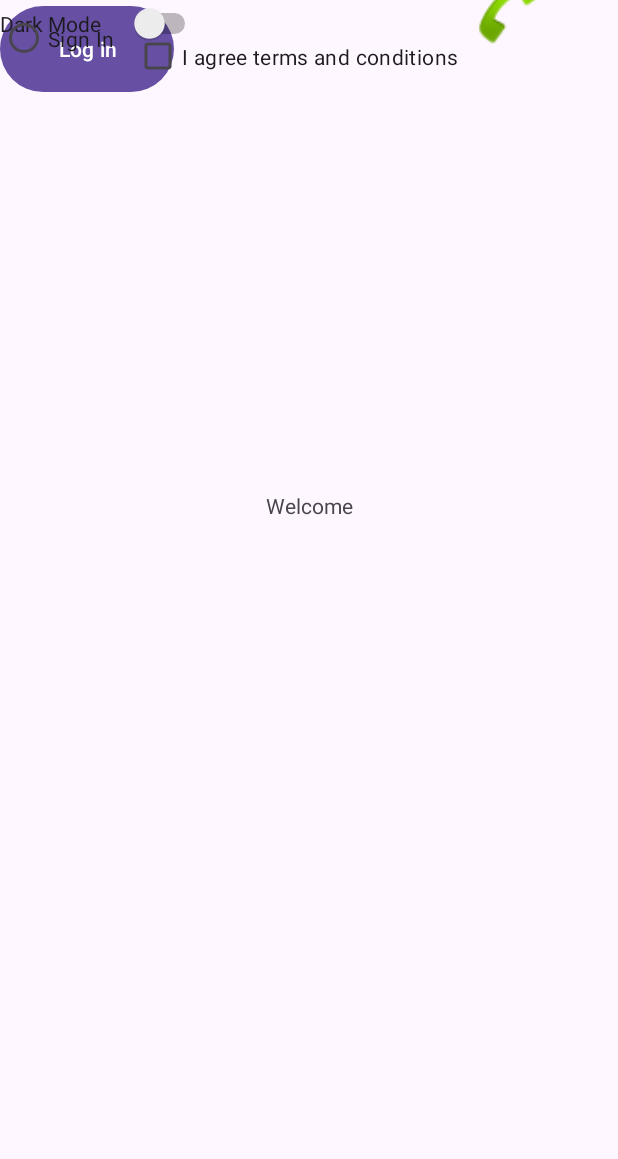
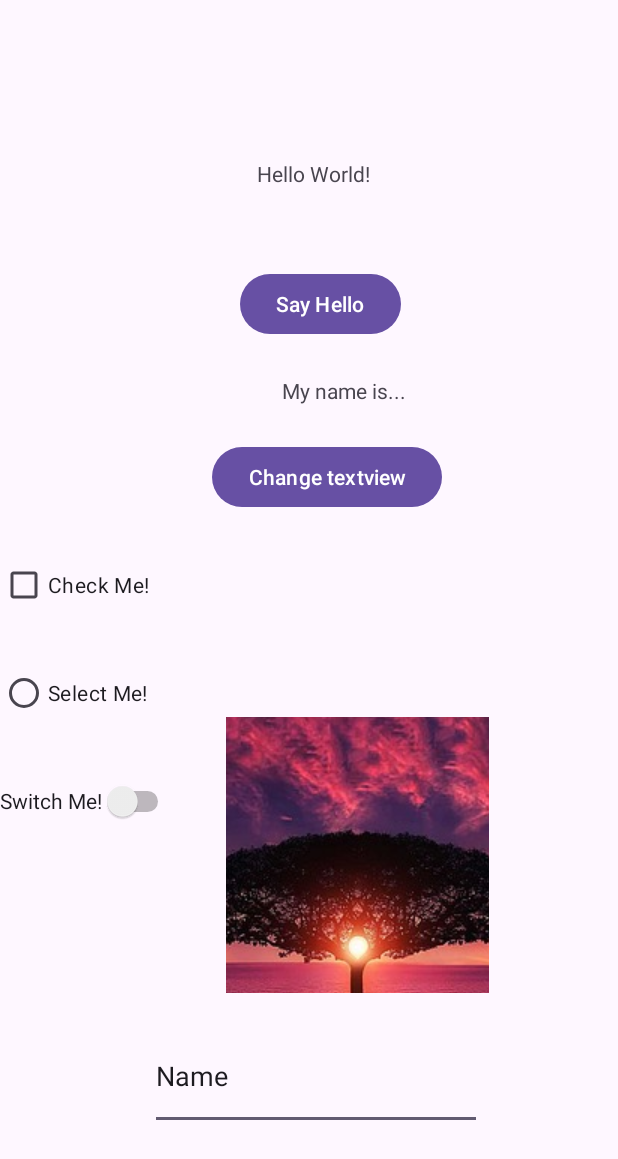
Before and after one commit to nishant4461/Android-Lab-2, an Android app: the screen it shows after launch (MainActivity), on a phone screen of 412 x 824 dp. Shown: the top 1159 px of the screen. Run offline under Robolectric (Android 15) with nearby library versions, the phone set to English and light mode, and no system bars.

Commit message:
final completed task

```diff
--- a/app/src/main/java/com/example/nishantsandroidlab2/MainActivity.java
+++ b/app/src/main/java/com/example/nishantsandroidlab2/MainActivity.java
@@ -1,24 +1,77 @@
 package com.example.nishantsandroidlab2;
 
 import android.os.Bundle;
+import android.view.View;
+import android.widget.Button;
+import android.widget.CheckBox;
+import android.widget.ImageButton;
+import android.widget.RadioButton;
+import android.widget.Switch;
+import android.widget.TextView;
+import android.widget.Toast;
 
-import androidx.activity.EdgeToEdge;
 import androidx.appcompat.app.AppCompatActivity;
-import androidx.core.graphics.Insets;
-import androidx.core.view.ViewCompat;
-import androidx.core.view.WindowInsetsCompat;
 
 public class MainActivity extends AppCompatActivity {
+    Button btn1, btn2;
+    TextView txt1;
+    CheckBox checkBox;
+    RadioButton radioButton;
+    Switch switch1;
+    ImageButton imageButton;
 
     @Override
     protected void onCreate(Bundle savedInstanceState) {
         super.onCreate(savedInstanceState);
-        EdgeToEdge.enable(this);
         setContentView(R.layout.activity_main);
-        ViewCompat.setOnApplyWindowInsetsListener(findViewById(R.id.main), (v, insets) -> {
-            Insets systemBars = insets.getInsets(WindowInsetsCompat.Type.systemBars());
-            v.setPadding(systemBars.left, systemBars.top, systemBars.right, systemBars.bottom);
-            return insets;
+
+        btn1 = findViewById(R.id.btnHello);
+        btn2 = findViewById(R.id.butChange);
+        txt1 = findViewById(R.id.txtName);
+        checkBox = findViewById(R.id.checkBox);
+        radioButton = findViewById(R.id.radioButton);
+        switch1 = findViewById(R.id.switch1);
+        imageButton = findViewById(R.id.imageButton);
+
+        btn1.setOnClickListener(view -> {
+            CharSequence text = "Hello toast from Nishant";
+            Toast.makeText(MainActivity.this, text, Toast.LENGTH_LONG).show();
+        });
+
+        btn2.setOnClickListener(view -> {
+            String currentText = txt1.getText().toString();
+            if (!currentText.contains("Nishant")) {
+                txt1.setText(currentText + " Nishant");
+            }
+        });
+
+        checkBox.setOnClickListener(view -> {
+            if (checkBox.isChecked()) {
+                Toast.makeText(MainActivity.this, "Checkbox is checked!", Toast.LENGTH_SHORT).show();
+            } else {
+                Toast.makeText(MainActivity.this, "Checkbox is unchecked!", Toast.LENGTH_SHORT).show();
+            }
+        });
+
+        radioButton.setOnClickListener(view -> {
+            if (radioButton.isChecked()) {
+                Toast.makeText(MainActivity.this, "Radio button is selected!", Toast.LENGTH_SHORT).show();
+            }
+        });
+
+        switch1.setOnClickListener(view -> {
+            if (switch1.isChecked()) {
+                Toast.makeText(MainActivity.this, "Switch is ON!", Toast.LENGTH_SHORT).show();
+            } else {
+                Toast.makeText(MainActivity.this, "Switch is OFF!", Toast.LENGTH_SHORT).show();
+            }
+        });
+
+        imageButton.setOnClickListener(view -> {
+            int width = imageButton.getWidth();
+            int height = imageButton.getHeight();
+            String message = "ImageButton width: " + width + "px, height: " + height + "px";
+            Toast.makeText(MainActivity.this, message, Toast.LENGTH_SHORT).show();
         });
     }
 }
--- a/app/src/main/res/layout/activity_main.xml
+++ b/app/src/main/res/layout/activity_main.xml
@@ -11,64 +11,98 @@
         android:id="@+id/textView"
         android:layout_width="wrap_content"
         android:layout_height="wrap_content"
-        android:layout_marginStart="200dp"
-        android:layout_marginTop="250dp"
-        android:layout_marginEnd="200dp"
-        android:layout_marginBottom="250dp"
-        android:text="Welcome"
+        android:text="Hello World!"
         app:layout_constraintBottom_toBottomOf="parent"
         app:layout_constraintEnd_toEndOf="parent"
+        app:layout_constraintHorizontal_bias="0.508"
         app:layout_constraintStart_toStartOf="parent"
         app:layout_constraintTop_toTopOf="parent"
-        app:layout_constraintVertical_bias="0.254" />
+        app:layout_constraintVertical_bias="0.132" />
 
     <Button
-        android:id="@+id/button"
-        android:layout_width="116dp"
-        android:layout_height="65dp"
-        android:text="Log in"
-        tools:layout_editor_absoluteX="147dp"
-        tools:layout_editor_absoluteY="345dp" />
+        android:id="@+id/btnHello"
+        android:layout_width="wrap_content"
+        android:layout_height="wrap_content"
+        android:layout_marginStart="160dp"
+        android:layout_marginTop="53dp"
+        android:text="Say Hello"
+        app:layout_constraintStart_toStartOf="parent"
+        app:layout_constraintTop_toBottomOf="@+id/textView" />
+
+    <TextView
+        android:id="@+id/txtName"
+        android:layout_width="wrap_content"
+        android:layout_height="wrap_content"
+        android:layout_marginStart="188dp"
+        android:layout_marginTop="24dp"
+        android:text="My name is..."
+        app:layout_constraintStart_toStartOf="parent"
+        app:layout_constraintTop_toBottomOf="@+id/btnHello" />
+
+    <Button
+        android:id="@+id/butChange"
+        android:layout_width="wrap_content"
+        android:layout_height="wrap_content"
+        android:layout_marginStart="141dp"
+        android:layout_marginTop="24dp"
+        android:text="Change textview"
+        app:layout_constraintStart_toStartOf="parent"
+        app:layout_constraintTop_toBottomOf="@+id/txtName" />
 
     <CheckBox
         android:id="@+id/checkBox"
-        android:layout_width="0dp"
-        android:layout_height="75dp"
-        android:layout_marginStart="89dp"
-        android:layout_marginEnd="100dp"
-        android:text="I agree terms and conditions"
-        app:layout_constraintEnd_toEndOf="parent"
+        android:layout_width="wrap_content"
+        android:layout_height="wrap_content"
+        android:text="Check Me!"
         app:layout_constraintStart_toStartOf="parent"
-        tools:layout_editor_absoluteY="572dp" />
-
-    <Switch
-        android:id="@+id/switch2"
-        android:layout_width="134dp"
-        android:layout_height="31dp"
-        android:text="Dark Mode"
-        tools:layout_editor_absoluteX="235dp"
-        tools:layout_editor_absoluteY="136dp" />
+        app:layout_constraintTop_toBottomOf="@+id/butChange"
+        android:layout_marginTop="24dp" />
 
     <RadioButton
         android:id="@+id/radioButton"
-        android:layout_width="116dp"
-        android:layout_height="51dp"
-        android:text="Sign In"
-        tools:layout_editor_absoluteX="147dp"
-        tools:layout_editor_absoluteY="423dp" />
+        android:layout_width="wrap_content"
+        android:layout_height="wrap_content"
+        android:text="Select Me!"
+        app:layout_constraintStart_toStartOf="parent"
+        app:layout_constraintTop_toBottomOf="@+id/checkBox"
+        android:layout_marginTop="24dp" />
 
-    <ImageView
-        android:id="@+id/imageView2"
-        android:layout_width="61dp"
-        android:layout_height="54dp"
-        android:layout_marginStart="308dp"
-        android:layout_marginTop="48dp"
-        android:layout_marginEnd="42dp"
-        android:layout_marginBottom="34dp"
-        app:layout_constraintBottom_toTopOf="@+id/switch2"
+    <Switch
+        android:id="@+id/switch1"
+        android:layout_width="wrap_content"
+        android:layout_height="wrap_content"
+        android:layout_marginTop="24dp"
+        android:minHeight="48dp"
+        android:text="Switch Me!"
+        app:layout_constraintStart_toStartOf="parent"
+        app:layout_constraintTop_toBottomOf="@+id/radioButton"
+        tools:ignore="UseSwitchCompatOrMaterialXml" />
+
+    <ImageButton
+        android:id="@+id/imageButton"
+        android:layout_width="175dp"
+        android:layout_height="184dp"
+        android:layout_marginTop="51dp"
+        android:layout_marginBottom="16dp"
+        android:contentDescription="@string/app_name"
+        app:layout_constraintBottom_toBottomOf="parent"
         app:layout_constraintEnd_toEndOf="parent"
+        app:layout_constraintHorizontal_bias="0.377"
+        app:layout_constraintStart_toEndOf="@+id/radioButton"
+        app:layout_constraintTop_toBottomOf="@+id/butChange"
+        app:layout_constraintVertical_bias="0.366"
+        app:srcCompat="@drawable/imag" />
+
+    <EditText
+        android:id="@+id/editTextText"
+        android:layout_width="221dp"
+        android:layout_height="71dp"
+        android:layout_marginStart="100dp"
+        android:layout_marginTop="20dp"
+        android:ems="10"
+        android:inputType="text"
+        android:text="Name"
         app:layout_constraintStart_toStartOf="parent"
-        app:layout_constraintTop_toTopOf="parent"
-        app:srcCompat="@android:drawable/sym_action_call" />
+        app:layout_constraintTop_toBottomOf="@+id/imageButton" />
 
 </androidx.constraintlayout.widget.ConstraintLayout>
```
Also changed, not shown: app/src/main/res/drawable/imag.jpg (added).
